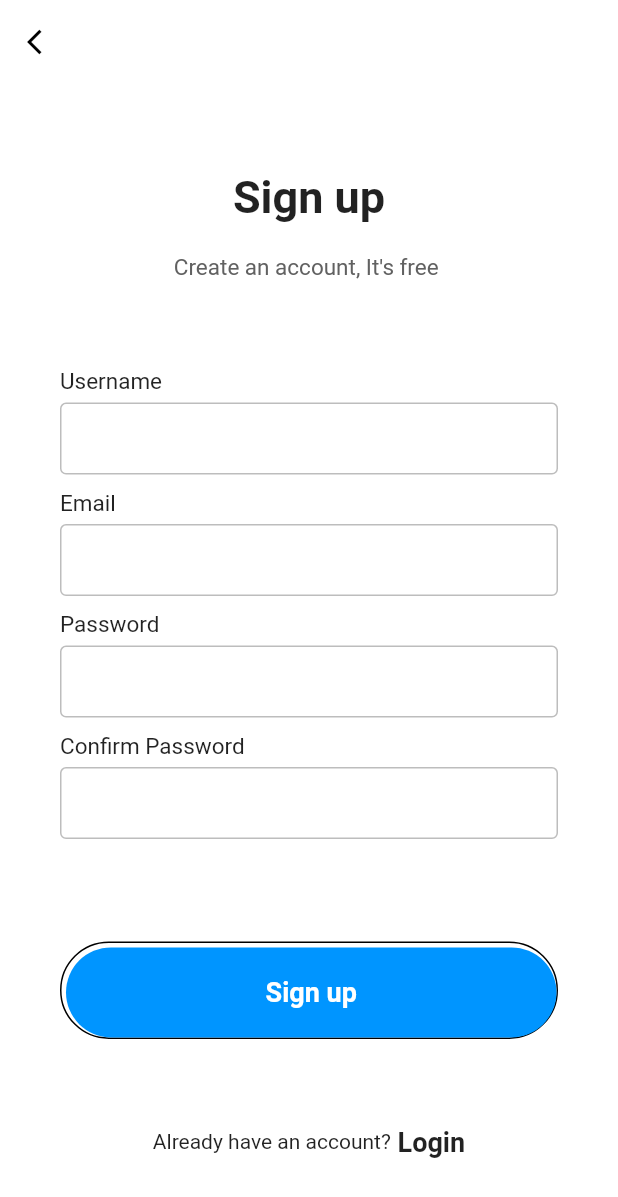
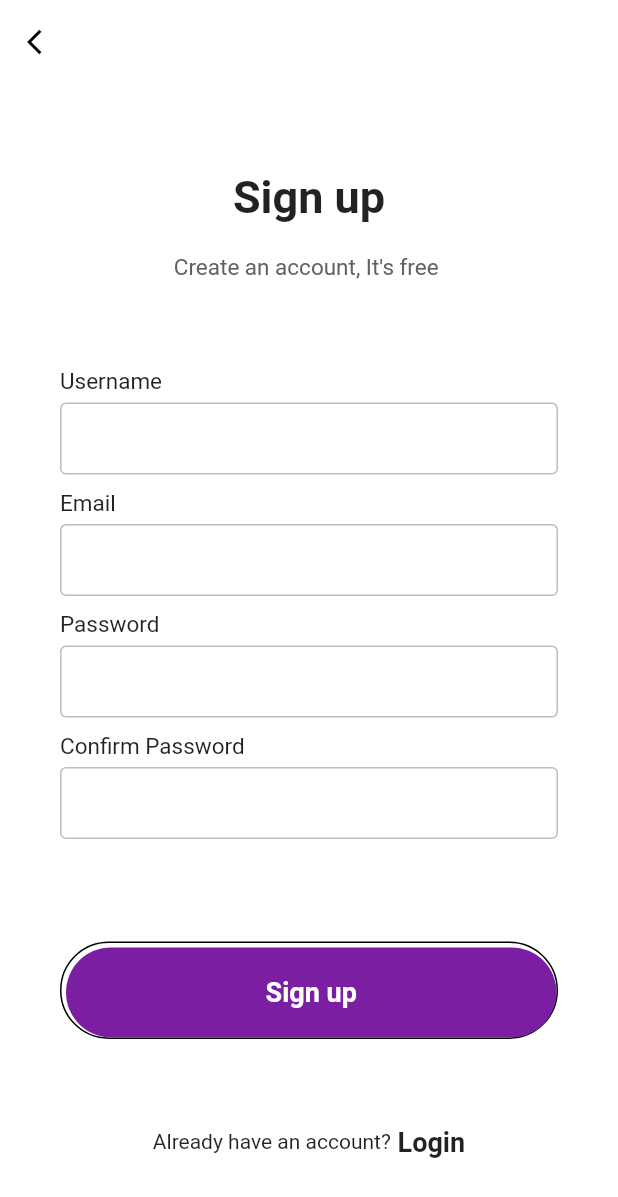
Before and after one commit to cepdnaclk/e17-3yp-Smart-Cradle, a Flutter app: the SignupPage screen opened directly, on a phone screen of 412 x 824 dp. Shown: the top 1197 px of the screen. Run offline on Flutter 3.47's test engine with Material 2 defaults, Android fonts, the phone set to English and light mode, and no system bars.

Commit message:
updated signup.dart - change the colour of the button

```diff
--- a/Front End/cradle_app/lib/signup.dart
+++ b/Front End/cradle_app/lib/signup.dart
@@ -74,7 +74,7 @@ class SignupPage extends StatelessWidget {
                   minWidth: double.infinity,
                   height: 60,
                   onPressed: () {},
-                  color: Color(0xff0095FF), //add colour
+                  color: Colors.purple[700], //add colour
                   elevation: 0,
                   shape: RoundedRectangleBorder(
                     borderRadius: BorderRadius.circular(50),
```
